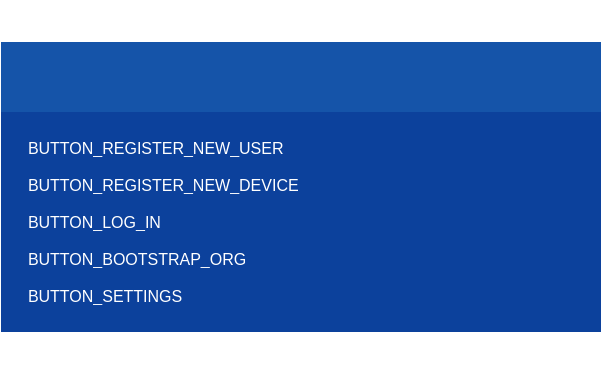
The window that parsec/core/gui/forms/login_widget.ui (Scille/parsec-cloud) describes before a commit, drawn with Qt 5.
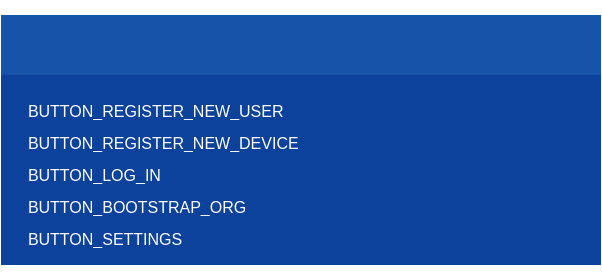
The same window after the commit. Icons and pictures are not drawn.

Commit message: [GUI] Made login window a little bit smaller and removed pkcs11 references

Diff of the .ui file:
```diff
--- a/parsec/core/gui/forms/login_widget.ui
+++ b/parsec/core/gui/forms/login_widget.ui
@@ -7,7 +7,7 @@
     <x>0</x>
     <y>0</y>
     <width>602</width>
-    <height>373</height>
+    <height>280</height>
    </rect>
   </property>
   <property name="sizePolicy">
@@ -134,7 +134,7 @@
        <property name="sizeHint" stdset="0">
         <size>
          <width>0</width>
-         <height>30</height>
+         <height>10</height>
         </size>
        </property>
       </spacer>
@@ -195,16 +195,16 @@
             <number>0</number>
            </property>
            <property name="leftMargin">
-            <number>10</number>
+            <number>0</number>
            </property>
            <property name="topMargin">
-            <number>10</number>
+            <number>5</number>
            </property>
            <property name="rightMargin">
-            <number>10</number>
+            <number>0</number>
            </property>
            <property name="bottomMargin">
-            <number>10</number>
+            <number>5</number>
            </property>
            <item>
             <widget class="QLabel" name="label">
@@ -273,13 +273,13 @@
             <number>20</number>
            </property>
            <property name="topMargin">
-            <number>20</number>
+            <number>10</number>
            </property>
            <property name="rightMargin">
             <number>20</number>
            </property>
            <property name="bottomMargin">
-            <number>20</number>
+            <number>10</number>
            </property>
            <item>
             <layout class="QVBoxLayout" name="layout">
@@ -290,7 +290,7 @@
               <number>0</number>
              </property>
              <property name="topMargin">
-              <number>0</number>
+              <number>10</number>
              </property>
              <property name="rightMargin">
               <number>0</number>
@@ -300,6 +300,11 @@
              </property>
             </layout>
            </item>
+           <item>
+            <layout class="QVBoxLayout" name="verticalLayout_5">
+             <property name="spacing">
+              <number>0</number>
+             </property>
            <item>
             <widget class="QPushButton" name="button_register_user_instead">
              <property name="font">
@@ -423,6 +428,8 @@
             </widget>
            </item>
           </layout>
+           </item>
+          </layout>
          </widget>
         </item>
        </layout>
@@ -439,7 +446,7 @@
        <property name="sizeHint" stdset="0">
         <size>
          <width>0</width>
-         <height>30</height>
+         <height>10</height>
         </size>
        </property>
       </spacer>
```
Lines whose indentation alone changed are shown as unchanged. The commit also changes 10 other files.
